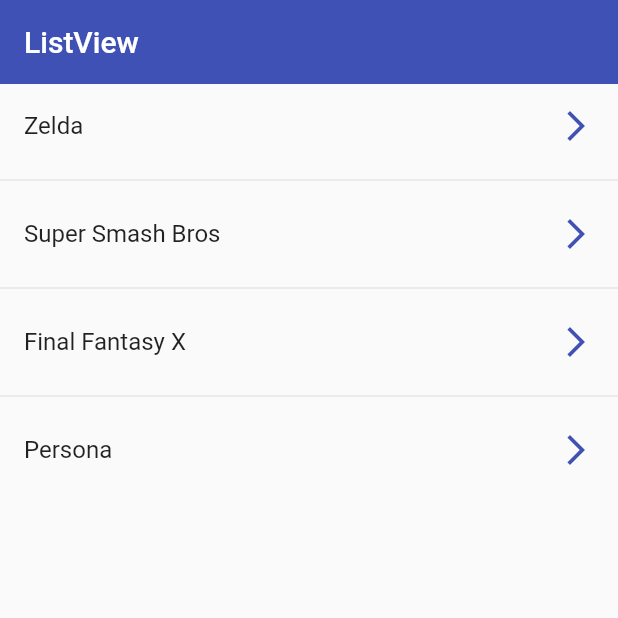
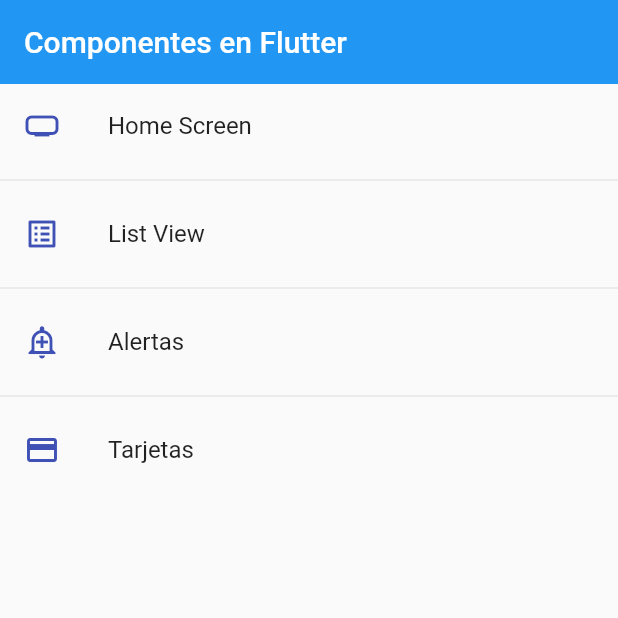
Before and after one commit to martinb28/FlutterComponents, a Flutter app: the screen it shows after launch, on a phone screen of 412 x 824 dp, the top half of it. Run offline on Flutter 3.47's test engine with Material 2 defaults, Android fonts, the phone set to English and light mode, and no system bars.

Commit message:
se suman rutas y componentes

```diff
--- a/lib/main.dart
+++ b/lib/main.dart
@@ -1,5 +1,5 @@
 import 'package:flutter/material.dart';
-import 'package:fl_components/screens/listview1_screen.dart';
+import 'package:fl_components/router/app_routes.dart';
 
 void main() => runApp(const MyApp());
 
@@ -8,9 +8,12 @@ class MyApp extends StatelessWidget {
 
   @override
   Widget build(BuildContext context) {
-    return const MaterialApp(
+    return MaterialApp(
         debugShowCheckedModeBanner: false,
         title: 'Material App',
-        home: Listview1Screen());
+        initialRoute: AppRoutes.initialRoute,
+        routes: AppRoutes.getAppRoutes(),
+        onGenerateRoute: AppRoutes.onGenerateRoute
+    );
   }
 }
--- /dev/null
+++ b/lib/models/menu_option.dart
@@ -0,0 +1,16 @@
+import 'package:flutter/material.dart' show IconData, Widget;
+
+class MenuOption {
+  final String route;
+  final IconData icon;
+  final String name;
+  final Widget screen;
+
+  MenuOption({
+    required this.route,
+    required this.icon,
+    required this.name,
+    required this.screen
+    }
+  );
+}
--- /dev/null
+++ b/lib/models/models.dart
@@ -0,0 +1 @@
+export 'package:fl_components/models/menu_option.dart';
--- /dev/null
+++ b/lib/router/app_routes.dart
@@ -0,0 +1,34 @@
+
+import 'package:flutter/material.dart';
+import 'package:fl_components/models/models.dart';
+import 'package:fl_components/screens/screens.dart';
+
+
+class AppRoutes{
+
+  static const initialRoute = 'home';
+
+  static final menuOptions = <MenuOption> [
+    //TODO: borrar home
+    MenuOption(route: 'home', name: 'Home Screen', screen: const HomeScreen(), icon: Icons.home_max_sharp),
+    MenuOption(route: 'listview1', name: 'List View', screen: const Listview1Screen(), icon: Icons.list_alt),
+    MenuOption(route: 'alert', name: 'Alertas', screen: const AlertScreen(), icon: Icons.add_alert_outlined),
+    MenuOption(route: 'card', name: 'Tarjetas', screen: const CardScreen(), icon: Icons.credit_card),
+  ];
+
+  static Map<String, Widget Function(BuildContext)> getAppRoutes() {
+
+    Map<String, Widget Function(BuildContext)> appRoutes = {};
+
+    for(final option in menuOptions){
+      appRoutes.addAll({option.route : (BuildContext context) => option.screen});
+    }
+
+    return appRoutes;
+  }
+  static Route<dynamic> onGenerateRoute(RouteSettings settings){
+          return MaterialPageRoute(
+            builder: (context) => const AlertScreen(),
+            );
+  }
+}
--- /dev/null
+++ b/lib/screens/home_screen.dart
@@ -0,0 +1,34 @@
+import 'package:flutter/material.dart';
+import 'package:fl_components/router/app_routes.dart';
+
+
+class HomeScreen extends StatelessWidget {
+
+  const HomeScreen({Key? key}) : super(key: key);
+
+  @override
+  Widget build(BuildContext context) {
+
+    final menuOptions = AppRoutes.menuOptions;
+
+    return  Scaffold(
+      appBar: AppBar(
+        title: const Text('Componentes en Flutter'),
+        elevation: 0,
+      ),
+      body: ListView.separated(
+        itemBuilder: (context, i) => ListTile(
+          leading: Icon(menuOptions[i].icon, color: Colors.indigo),
+          title: Text(menuOptions[i].name),
+          onTap: () {
+
+            Navigator.pushNamed(context, menuOptions[i].route);
+
+          },
+        ),
+        separatorBuilder: (_, __) => const Divider(),
+        itemCount: menuOptions.length
+        )
+    );
+  }
+}
--- /dev/null
+++ b/lib/screens/screens.dart
@@ -0,0 +1,4 @@
+export 'package:fl_components/screens/listview1_screen.dart';
+export 'package:fl_components/screens/card_screen.dart';
+export 'package:fl_components/screens/alert_screen.dart';
+export 'package:fl_components/screens/home_screen.dart';
```
Also changed, not shown: lib/screens/alert_screen.dart (added, +15 -0 lines), lib/screens/card_screen.dart (added, +15 -0 lines).
